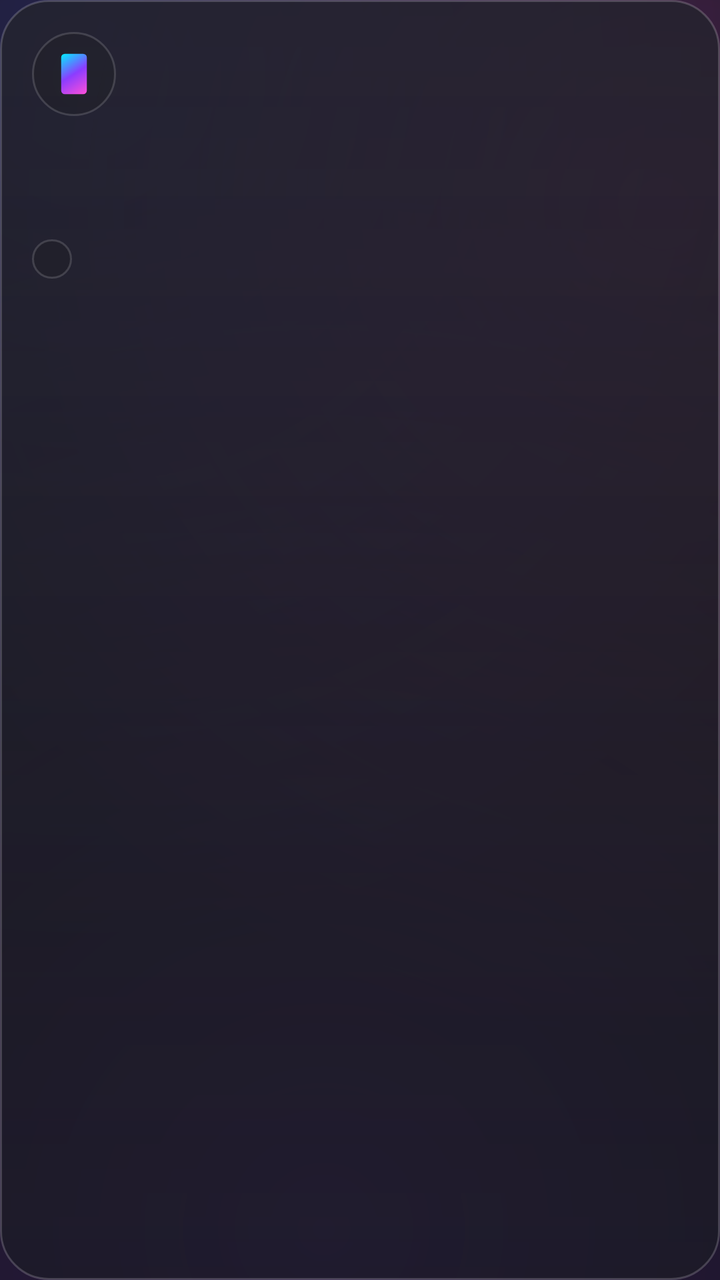
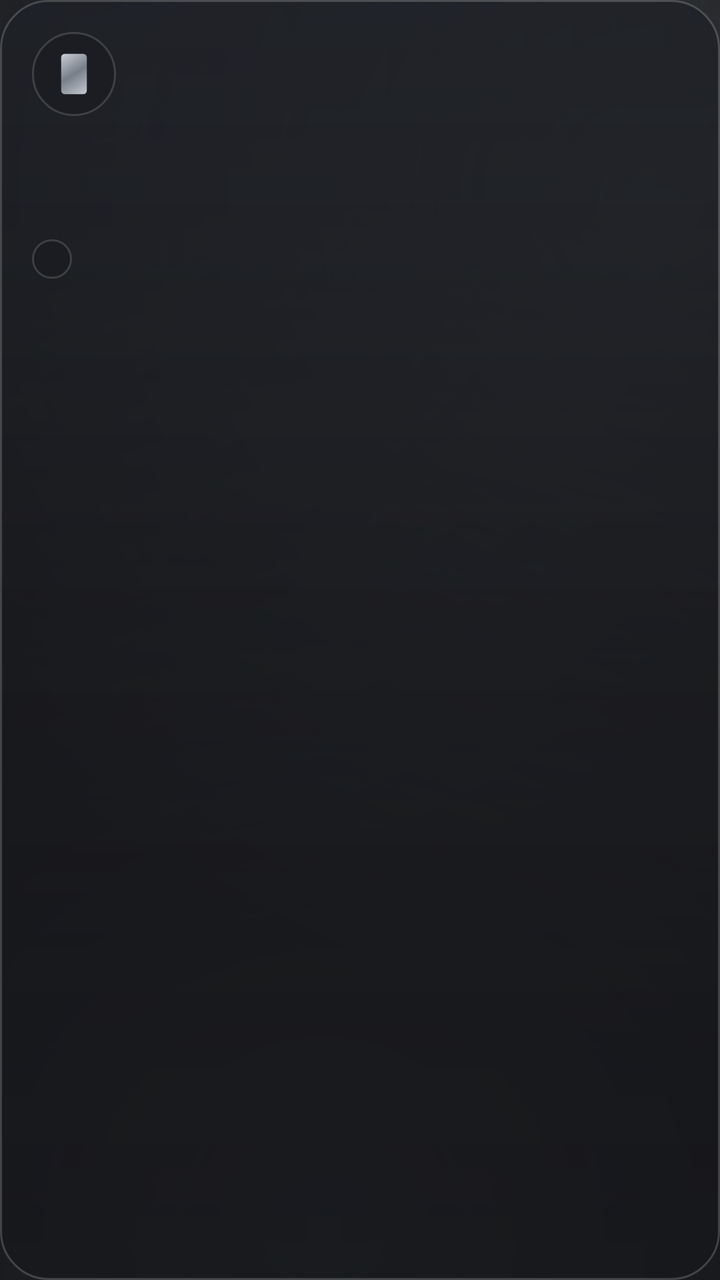

Screens rendered from an Android XML layout before and after an edit, with the pre-edit source and the edit as a unified diff.
<!-- AndroidManifest.xml: application theme Theme.MidffAlertas -->
<!-- res/layout/item_dispositivo.xml -->
<?xml version="1.0" encoding="utf-8"?>
<LinearLayout xmlns:android="http://schemas.android.com/apk/res/android"
    android:layout_width="264dp"
    android:layout_height="wrap_content"
    android:layout_marginEnd="12dp"
    android:background="@drawable/panel_cristal"
    android:orientation="vertical"
    android:padding="16dp">

    <FrameLayout
        android:layout_width="42dp"
        android:layout_height="42dp"
        android:background="@drawable/chip_cristal">

        <ImageView
            android:layout_width="22dp"
            android:layout_height="22dp"
            android:layout_gravity="center"
            android:contentDescription="@string/dispositivos_titulo"
            android:src="@drawable/ic_dispositivo" />
    </FrameLayout>

    <TextView
        android:id="@+id/txtDispTitulo"
        android:layout_width="match_parent"
        android:layout_height="wrap_content"
        android:layout_marginTop="12dp"
        android:textColor="@color/texto_titulo"
        android:textSize="14sp"
        android:textStyle="bold" />

    <TextView
        android:id="@+id/txtDispDetalle"
        android:layout_width="match_parent"
        android:layout_height="wrap_content"
        android:layout_marginTop="4dp"
        android:textColor="@color/texto_secundario"
        android:textSize="11sp" />

    <TextView
        android:id="@+id/txtDispEstado"
        android:layout_width="wrap_content"
        android:layout_height="wrap_content"
        android:layout_marginTop="12dp"
        android:background="@drawable/chip_cristal"
        android:paddingBottom="3dp"
        android:paddingEnd="10dp"
        android:paddingStart="10dp"
        android:paddingTop="3dp"
        android:shadowColor="#6600F0FF"
        android:shadowDx="0"
        android:shadowDy="0"
        android:shadowRadius="10"
        android:textColor="@color/neon_cian"
        android:textSize="10sp"
        android:textStyle="bold" />
</LinearLayout>
<!-- resources referenced by this layout -->
<resources>
  <color name="neon_cian">#00F0FF</color>
  <color name="texto_secundario">#A0A0AB</color>
  <color name="texto_titulo">#FFFFFF</color>
  <!-- drawable chip_cristal (drawable) -->
  <?xml version="1.0" encoding="utf-8"?>
  <shape xmlns:android="http://schemas.android.com/apk/res/android"
      android:shape="rectangle">
      <solid android:color="#661E1E24" />
      <stroke
          android:width="1dp"
          android:color="@color/cristal_borde_suave" />
      <corners android:radius="999dp" />
  </shape>
  <!-- drawable ic_dispositivo (drawable) -->
  <?xml version="1.0" encoding="utf-8"?>
  <vector xmlns:android="http://schemas.android.com/apk/res/android"
      xmlns:aapt="http://schemas.android.com/aapt"
      android:width="24dp"
      android:height="24dp"
      android:viewportWidth="24"
      android:viewportHeight="24">
      <path android:pathData="M7,1h10a2,2 0,0 1,2 2v18a2,2 0,0 1,-2 2H7a2,2 0,0 1,-2 -2V3a2,2 0,0 1,2 -2zM10.5,19h3v2h-3z">
          <aapt:attr name="android:fillColor">
              <gradient
                  android:type="linear"
                  android:startX="5"
                  android:startY="1"
                  android:endX="19"
                  android:endY="23"
                  android:startColor="#00F0FF"
                  android:centerColor="#8B3DFF"
                  android:endColor="#FF4FD8" />
          </aapt:attr>
      </path>
  </vector>
  <!-- drawable panel_cristal (drawable) -->
  <?xml version="1.0" encoding="utf-8"?>
  <shape xmlns:android="http://schemas.android.com/apk/res/android"
      android:shape="rectangle">
      <gradient
          android:angle="270"
          android:startColor="#C823232C"
          android:centerColor="#B31E1E24"
          android:endColor="#99191B22"
          android:type="linear" />
      <stroke
          android:width="1dp"
          android:color="@color/cristal_borde" />
      <corners android:radius="24dp" />
  </shape>
  <string name="dispositivos_titulo">Dispositivos y cuentas vinculadas</string>
  <color name="cristal_borde_suave">#26FFFFFF</color>
  <color name="cristal_borde">#2EFFFFFF</color>
  <color name="aurora_purpura">#8B3DFF</color>
  <color name="fondo_carbon">#121214</color>
  <color name="neon_magenta">#E000FF</color>
  <color name="aurora_rosa">#FF4FD8</color>
  <color name="blanco">#FFFFFF</color>
  <!-- drawable bg_pantalla (drawable) -->
  <?xml version="1.0" encoding="utf-8"?>
  <layer-list xmlns:android="http://schemas.android.com/apk/res/android">
      <item>
          <shape android:shape="rectangle">
              <solid android:color="@color/fondo_carbon" />
          </shape>
      </item>
      <item>
          <shape android:shape="rectangle">
              <gradient
                  android:type="radial"
                  android:centerX="0.12"
                  android:centerY="0.06"
                  android:gradientRadius="440dp"
                  android:startColor="#333E5BFF"
                  android:endColor="#003E5BFF" />
          </shape>
      </item>
      <item>
          <shape android:shape="rectangle">
              <gradient
                  android:type="radial"
                  android:centerX="0.92"
                  android:centerY="0.16"
                  android:gradientRadius="420dp"
                  android:startColor="#2EFF4FD8"
                  android:endColor="#00FF4FD8" />
          </shape>
      </item>
      <item>
          <shape android:shape="rectangle">
              <gradient
                  android:type="radial"
                  android:centerX="0.45"
                  android:centerY="0.96"
                  android:gradientRadius="520dp"
                  android:startColor="#308B3DFF"
                  android:endColor="#008B3DFF" />
          </shape>
      </item>
  </layer-list>
  <!-- unchanged entries left out for length: 1 -->
</resources>

<!-- the commit's change to res/layout/item_dispositivo.xml (unified diff, before → after) -->
@@ -47,7 +47,7 @@
         android:paddingEnd="10dp"
         android:paddingStart="10dp"
         android:paddingTop="3dp"
-        android:shadowColor="#6600F0FF"
+        android:shadowColor="#66C9CED5"
         android:shadowDx="0"
         android:shadowDy="0"
         android:shadowRadius="10"
<!-- resource entries referenced after the edit -->
@@ -1,13 +1,13 @@
 <!-- resources referenced by this layout -->
 <resources>
-  <color name="neon_cian">#00F0FF</color>
+  <color name="neon_cian">#C9CED5</color>
   <color name="texto_secundario">#A0A0AB</color>
   <color name="texto_titulo">#FFFFFF</color>
   <!-- drawable chip_cristal (drawable) -->
   <?xml version="1.0" encoding="utf-8"?>
   <shape xmlns:android="http://schemas.android.com/apk/res/android"
       android:shape="rectangle">
-      <solid android:color="#661E1E24" />
+      <solid android:color="#6617181C" />
       <stroke
           android:width="1dp"
           android:color="@color/cristal_borde_suave" />
@@ -29,9 +29,9 @@
                   android:startY="1"
                   android:endX="19"
                   android:endY="23"
-                  android:startColor="#00F0FF"
-                  android:centerColor="#8B3DFF"
-                  android:endColor="#FF4FD8" />
+                  android:startColor="#C9CED5"
+                  android:centerColor="#787F89"
+                  android:endColor="#C4C9D0" />
           </aapt:attr>
       </path>
   </vector>
@@ -41,9 +41,9 @@
       android:shape="rectangle">
       <gradient
           android:angle="270"
-          android:startColor="#C823232C"
-          android:centerColor="#B31E1E24"
-          android:endColor="#99191B22"
+          android:startColor="#C81E2026"
+          android:centerColor="#B317181C"
+          android:endColor="#99141519"
           android:type="linear" />
       <stroke
           android:width="1dp"
@@ -53,10 +53,10 @@
   <string name="dispositivos_titulo">Dispositivos y cuentas vinculadas</string>
   <color name="cristal_borde_suave">#26FFFFFF</color>
   <color name="cristal_borde">#2EFFFFFF</color>
-  <color name="aurora_purpura">#8B3DFF</color>
-  <color name="fondo_carbon">#121214</color>
-  <color name="neon_magenta">#E000FF</color>
-  <color name="aurora_rosa">#FF4FD8</color>
+  <color name="aurora_purpura">#787F89</color>
+  <color name="fondo_carbon">#0B0C0E</color>
+  <color name="neon_magenta">#FFFFFF</color>
+  <color name="aurora_rosa">#C4C9D0</color>
   <color name="blanco">#FFFFFF</color>
   <!-- drawable bg_pantalla (drawable) -->
   <?xml version="1.0" encoding="utf-8"?>
@@ -73,8 +73,8 @@
                   android:centerX="0.12"
                   android:centerY="0.06"
                   android:gradientRadius="440dp"
-                  android:startColor="#333E5BFF"
-                  android:endColor="#003E5BFF" />
+                  android:startColor="#33585F69"
+                  android:endColor="#00585F69" />
           </shape>
       </item>
       <item>
@@ -84,8 +84,8 @@
                   android:centerX="0.92"
                   android:centerY="0.16"
                   android:gradientRadius="420dp"
-                  android:startColor="#2EFF4FD8"
-                  android:endColor="#00FF4FD8" />
+                  android:startColor="#2EC4C9D0"
+                  android:endColor="#00C4C9D0" />
           </shape>
       </item>
       <item>
@@ -95,8 +95,8 @@
                   android:centerX="0.45"
                   android:centerY="0.96"
                   android:gradientRadius="520dp"
-                  android:startColor="#308B3DFF"
-                  android:endColor="#008B3DFF" />
+                  android:startColor="#30787F89"
+                  android:endColor="#00787F89" />
           </shape>
       </item>
   </layer-list>
